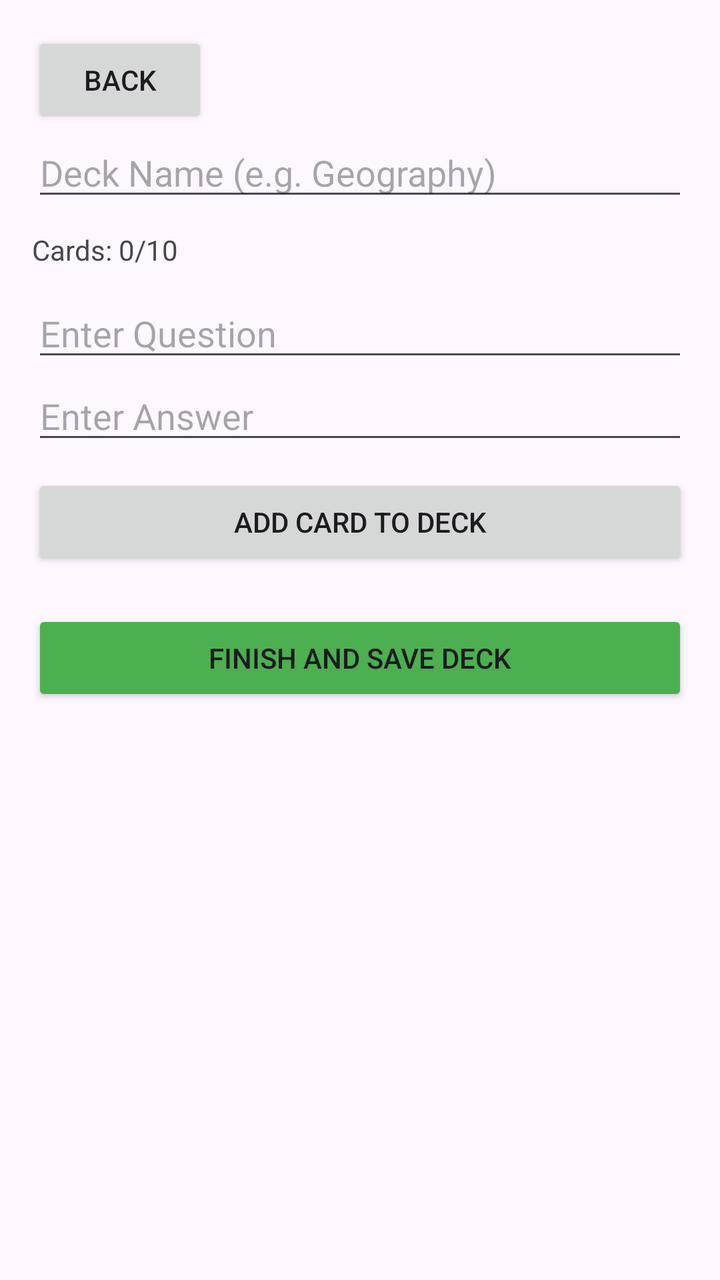
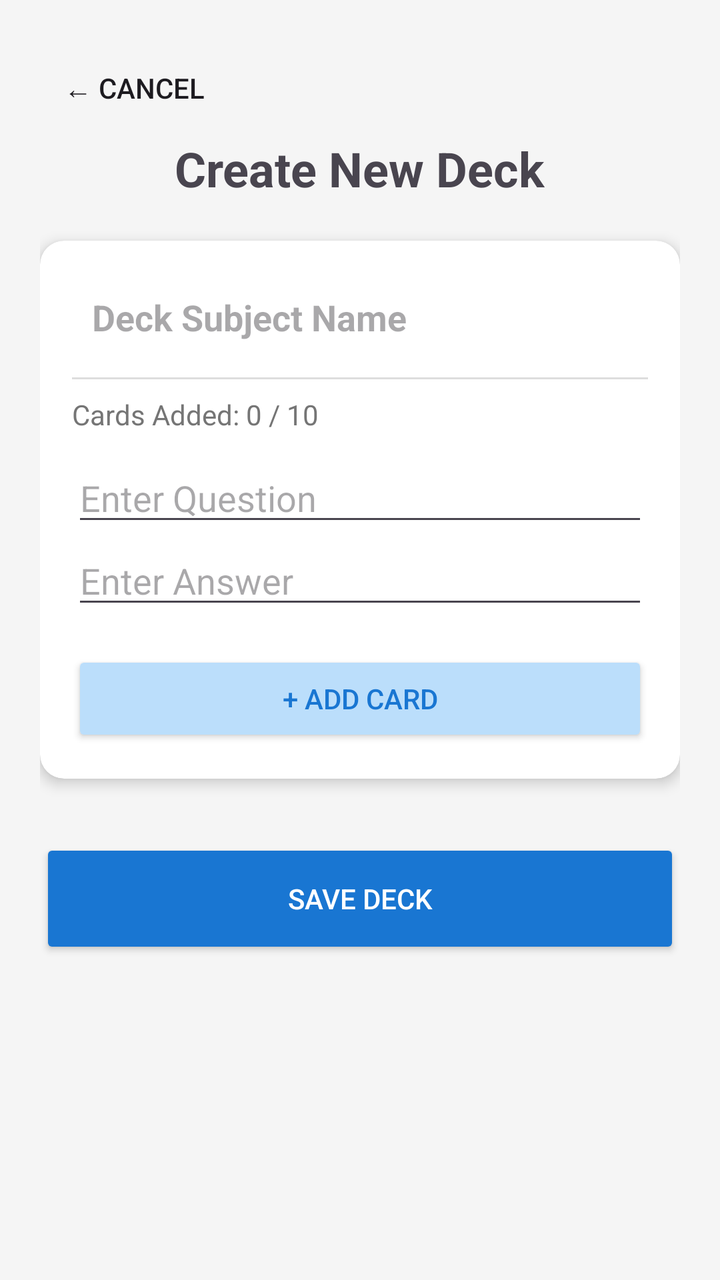

Two renders of the same Android screen: before a commit and after it. Below are the layout's source before the change and the commit's diff.
<!-- AndroidManifest.xml: application theme Theme.QuizIt -->
<!-- res/layout/activity_create_deck.xml -->
<?xml version="1.0" encoding="utf-8"?>
<LinearLayout xmlns:android="http://schemas.android.com/apk/res/android"
    android:layout_width="match_parent"
    android:layout_height="match_parent"
    android:orientation="vertical"
    android:padding="16dp">

    <Button
        android:id="@+id/btnBack"
        android:layout_width="wrap_content"
        android:layout_height="wrap_content"
        android:text="Back" />

    <EditText
        android:id="@+id/etDeckName"
        android:layout_width="match_parent"
        android:layout_height="wrap_content"
        android:hint="Deck Name (e.g. Geography)" />

    <TextView
        android:id="@+id/tvCardCount"
        android:layout_width="wrap_content"
        android:layout_height="wrap_content"
        android:text="Cards: 0/10"
        android:layout_marginTop="10dp"/>

    <EditText
        android:id="@+id/etQuestion"
        android:layout_width="match_parent"
        android:layout_height="wrap_content"
        android:hint="Enter Question"
        android:layout_marginTop="10dp"/>

    <EditText
        android:id="@+id/etAnswer"
        android:layout_width="match_parent"
        android:layout_height="wrap_content"
        android:hint="Enter Answer" />

    <Button
        android:id="@+id/btnAddCard"
        android:layout_width="match_parent"
        android:layout_height="wrap_content"
        android:text="Add Card to Deck"
        android:layout_marginTop="10dp"/>

    <Button
        android:id="@+id/btnSaveDeck"
        android:layout_width="match_parent"
        android:layout_height="wrap_content"
        android:backgroundTint="#4CAF50"
        android:text="Finish and Save Deck"
        android:layout_marginTop="20dp"/>
</LinearLayout>
<!-- resources referenced by this layout -->
<resources>
  <style name="Theme.QuizIt" parent="Base.Theme.QuizIt" />
  <style name="Base.Theme.QuizIt" parent="Theme.Material3.DayNight.NoActionBar">
          
          
      </style>
</resources>

<!-- the commit's change to res/layout/activity_create_deck.xml (unified diff, before → after) -->
@@ -1,54 +1,94 @@
 <?xml version="1.0" encoding="utf-8"?>
 <LinearLayout xmlns:android="http://schemas.android.com/apk/res/android"
+    xmlns:app="http://schemas.android.com/apk/res-auto"
     android:layout_width="match_parent"
     android:layout_height="match_parent"
+    android:background="@color/backgroundGray"
     android:orientation="vertical"
-    android:padding="16dp">
+    android:padding="20dp">
 
     <Button
         android:id="@+id/btnBack"
+        style="@style/Widget.AppCompat.Button.Borderless"
         android:layout_width="wrap_content"
         android:layout_height="wrap_content"
-        android:text="Back" />
+        android:text="← Cancel" />
 
-    <EditText
-        android:id="@+id/etDeckName"
+    <TextView
+        android:layout_width="wrap_content"
+        android:layout_height="wrap_content"
+        android:text="Create New Deck"
+        android:textSize="24sp"
+        android:textStyle="bold"
+        android:layout_gravity="center"
+        android:layout_marginBottom="20dp"/>
+
+    <androidx.cardview.widget.CardView
         android:layout_width="match_parent"
         android:layout_height="wrap_content"
-        android:hint="Deck Name (e.g. Geography)" />
+        app:cardCornerRadius="12dp"
+        app:cardElevation="4dp">
 
-    <TextView
-        android:id="@+id/tvCardCount"
-        android:layout_width="wrap_content"
-        android:layout_height="wrap_content"
-        android:text="Cards: 0/10"
-        android:layout_marginTop="10dp"/>
+        <LinearLayout
+            android:layout_width="match_parent"
+            android:layout_height="wrap_content"
+            android:orientation="vertical"
+            android:padding="16dp">
 
-    <EditText
-        android:id="@+id/etQuestion"
-        android:layout_width="match_parent"
-        android:layout_height="wrap_content"
-        android:hint="Enter Question"
-        android:layout_marginTop="10dp"/>
+            <EditText
+                android:id="@+id/etDeckName"
+                android:layout_width="match_parent"
+                android:layout_height="wrap_content"
+                android:hint="Deck Subject Name"
+                android:background="@android:color/transparent"
+                android:padding="10dp"
+                android:textSize="18sp"
+                android:textStyle="bold"/>
 
-    <EditText
-        android:id="@+id/etAnswer"
-        android:layout_width="match_parent"
-        android:layout_height="wrap_content"
-        android:hint="Enter Answer" />
+            <View
+                android:layout_width="match_parent"
+                android:layout_height="1dp"
+                android:background="#DDDDDD"
+                android:layout_marginVertical="8dp"/>
 
-    <Button
-        android:id="@+id/btnAddCard"
-        android:layout_width="match_parent"
-        android:layout_height="wrap_content"
-        android:text="Add Card to Deck"
-        android:layout_marginTop="10dp"/>
+            <TextView
+                android:id="@+id/tvCardCount"
+                android:layout_width="wrap_content"
+                android:layout_height="wrap_content"
+                android:text="Cards Added: 0 / 10"
+                android:textColor="@color/textSecondary" />
+
+            <EditText
+                android:id="@+id/etQuestion"
+                android:layout_width="match_parent"
+                android:layout_height="wrap_content"
+                android:hint="Enter Question"
+                android:layout_marginTop="10dp"/>
+
+            <EditText
+                android:id="@+id/etAnswer"
+                android:layout_width="match_parent"
+                android:layout_height="wrap_content"
+                android:hint="Enter Answer" />
+
+            <Button
+                android:id="@+id/btnAddCard"
+                android:layout_width="match_parent"
+                android:layout_height="wrap_content"
+                android:layout_marginTop="16dp"
+                android:backgroundTint="@color/lightBlue"
+                android:text="+ Add Card"
+                android:textColor="@color/primaryBlue" />
+        </LinearLayout>
+    </androidx.cardview.widget.CardView>
 
     <Button
         android:id="@+id/btnSaveDeck"
         android:layout_width="match_parent"
-        android:layout_height="wrap_content"
-        android:backgroundTint="#4CAF50"
-        android:text="Finish and Save Deck"
-        android:layout_marginTop="20dp"/>
+        android:layout_height="60dp"
+        android:layout_marginTop="30dp"
+        android:backgroundTint="@color/primaryBlue"
+        android:text="SAVE DECK"
+        android:textColor="#FFFFFF" />
+
 </LinearLayout>
<!-- resource entries referenced after the edit -->
@@ -1,5 +1,9 @@
 <!-- resources referenced by this layout -->
 <resources>
+  <color name="backgroundGray">#F5F5F5</color>
+  <color name="lightBlue">#BBDEFB</color>
+  <color name="primaryBlue">#1976D2</color>
+  <color name="textSecondary">#757575</color>
   <style name="Theme.QuizIt" parent="Base.Theme.QuizIt" />
   <style name="Base.Theme.QuizIt" parent="Theme.Material3.DayNight.NoActionBar">
           
